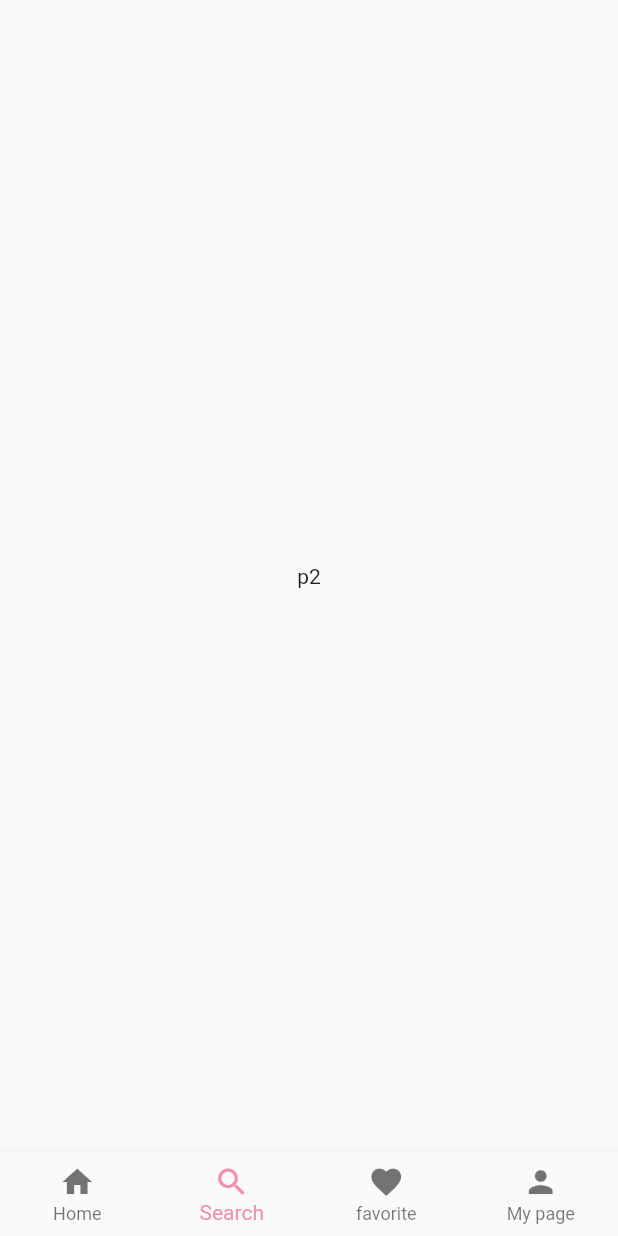
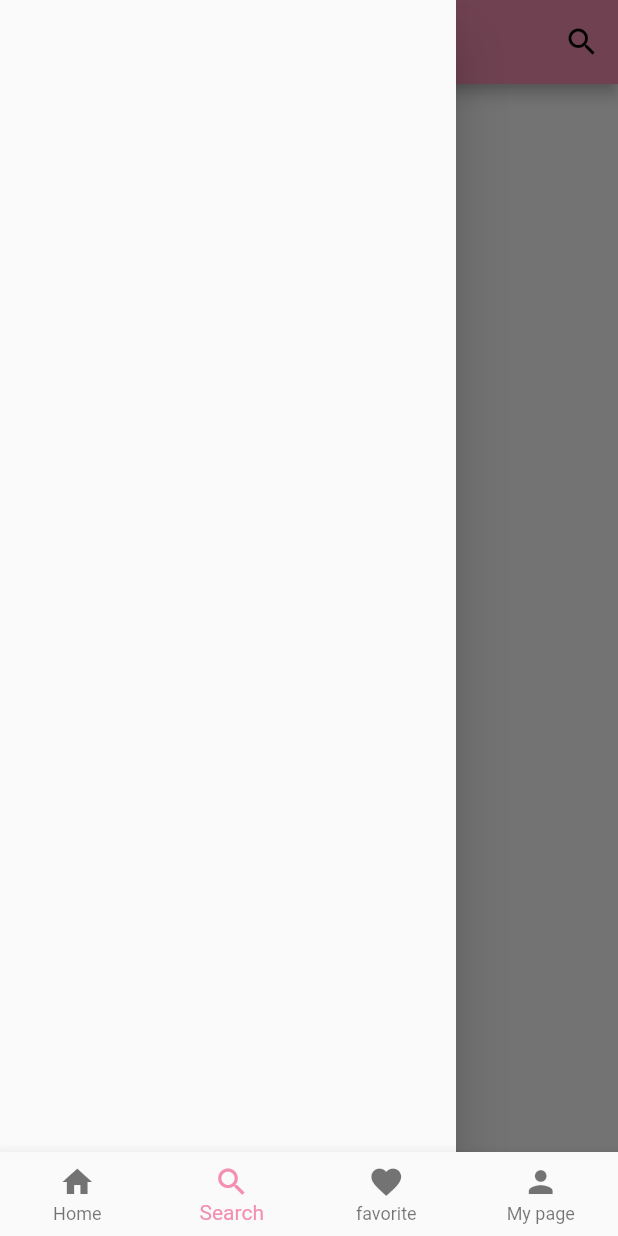
Before and after one commit to chy0428/gbc_project, a Flutter app: the screen it shows once a user with an empty profile is signed in, item 2 of the bottom bar chosen, with the side drawer open (before the commit the screen has no drawer), on a phone screen of 412 x 824 dp. Run offline on Flutter 3.47's test engine with Material 2 defaults, Android fonts, the phone set to English and light mode, and no system bars; our stand-ins replace firebase_auth, flutter_signin_button, google_sign_in; accounts and stored records are empty.

Commit message:
search page

```diff
--- /dev/null
+++ b/hgu_shop/lib/search_page.dart
@@ -0,0 +1,118 @@
+import 'package:flutter/material.dart';
+
+class SearchPage extends StatelessWidget {
+  @override
+  Widget build(BuildContext context) {
+    return Scaffold(
+      appBar: AppBar(
+        title: Text('Search Store'),
+        actions: <Widget>[
+          IconButton(icon: Icon(Icons.search),
+              onPressed: (){
+                showSearch(context: context, delegate: DataSearch());
+              })
+        ],
+      ),
+      drawer: Drawer(),
+    );
+  }
+}
+
+class DataSearch extends SearchDelegate<String> {
+
+  final Stores=[
+    '엽기떡볶이',
+    'raracost',
+    '롯데리아',
+    '맥도날드',
+    '신전떡볶이',
+    '투썸플레이스',
+    '스타벅스',
+    '설빙',
+    '한동대 편의점',
+    '한동대 매점',
+    '이디야',
+    '학관',
+  ];
+
+  final recentStores = [
+    '한동대 편의점',
+    '한동대 매점',
+    '이디야',
+    '학관',
+    '엽기떡볶이',
+    'raracost',
+    '롯데리아',
+    '맥도날드',
+    '신전떡볶이',
+    '투썸플레이스',
+    '스타벅스',
+    '설빙',
+  ];
+
+  @override
+  List<Widget> buildActions(BuildContext context) {
+    // actions for app bar
+    return [
+      IconButton(icon: Icon(Icons.clear), onPressed: () {
+        query = "";
+      })
+    ];
+  }
+
+  @override
+  Widget buildLeading(BuildContext context) {
+    // leading icon on the left of the app bar
+    return IconButton(icon: AnimatedIcon(
+        icon: AnimatedIcons.menu_arrow,
+        progress: transitionAnimation),
+        onPressed: (){
+          close(context, null);
+        });
+  }
+
+  @override
+  Widget buildResults(BuildContext context) {
+    // show some result based on the selection
+    return Container( // 이건 예시이므로 한개의 함수를 만들고
+      height: 100.0, //그 안에 다른 함수들을 넣어 각 경우 마다 page를 달리한다.
+      width: 100.0,
+      child: Card(
+        color: Colors.red,
+        shape: StadiumBorder(),
+        child: Center(
+          child: Text(query),
+        ),
+      ),
+    );
+  }
+
+  @override
+  Widget buildSuggestions(BuildContext context) {
+    // show when someone searchs for something
+    final suggestionList = query.isEmpty
+        ?recentStores
+        :Stores.where((p) => p.startsWith(query)).toList();
+
+    return ListView.builder(
+      itemBuilder: (context,index) => ListTile(
+        onTap: (){
+          showResults(context);
+        },
+        leading: Icon(Icons.location_city), // Icon 변경 가능
+        title: RichText(text: TextSpan(
+            text: suggestionList[index].substring(0,query.length),
+            style: TextStyle(
+                color: Colors.black, fontWeight: FontWeight.bold
+            ),
+            children: [TextSpan(
+                text: suggestionList[index].substring(query.length),
+                style: TextStyle(color: Colors.grey)
+            )]
+        ),
+        ),
+      ),
+      itemCount: suggestionList.length,
+    );
+  }
+}
--- a/hgu_shop/lib/tab_page.dart
+++ b/hgu_shop/lib/tab_page.dart
@@ -2,6 +2,7 @@ import 'package:flutter/material.dart';
 import 'package:firebase_auth/firebase_auth.dart';
 import 'home_page.dart';
 import 'my_page.dart';
+import 'search_page.dart';
 
 class TabPage extends StatefulWidget {
   final FirebaseUser user;
@@ -16,7 +17,7 @@ class _TabPageState extends State<TabPage> {
 
   List _pages = [
     HomePage(),
-    Text('p2'),
+    SearchPage(),
     Text('p3'),
     MyPage(),
   ];
```
Also changed, not shown: hgu_shop/lib/my_page.dart (+4 -15 lines).
